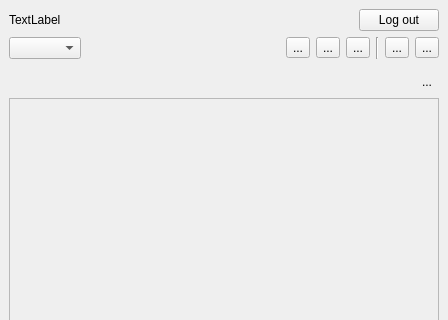
Before: the Qt Designer form koordinatesexplorer/ui/koordinatesexplorer.ui in koordinates/koordinates-qgis-plugin, drawn with Qt 5; both pictures show x 0 to 448 and y 0 to 320 of the 448 by 830 pixel window.
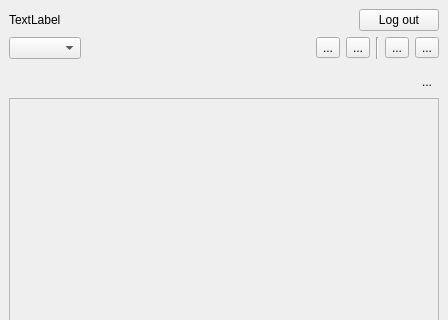
After: the same form once the commit is applied.

Commit message: Hide Home button for this iteration

```diff
--- a/koordinatesexplorer/ui/koordinatesexplorer.ui
+++ b/koordinatesexplorer/ui/koordinatesexplorer.ui
@@ -184,13 +184,6 @@
             </property>
            </spacer>
           </item>
-          <item>
-           <widget class="QToolButton" name="button_home">
-            <property name="text">
-             <string>...</string>
-            </property>
-           </widget>
-          </item>
           <item>
            <widget class="QToolButton" name="button_starred">
             <property name="text">
```
The commit also changes 1 other file.
